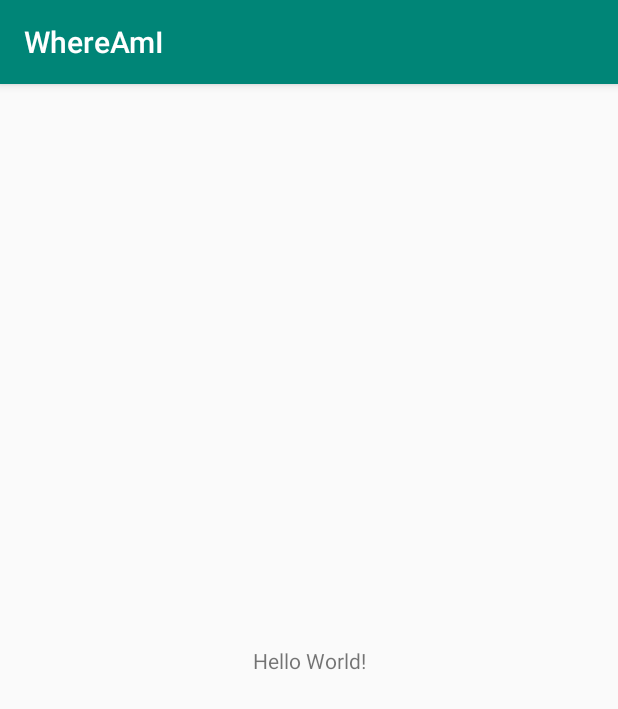
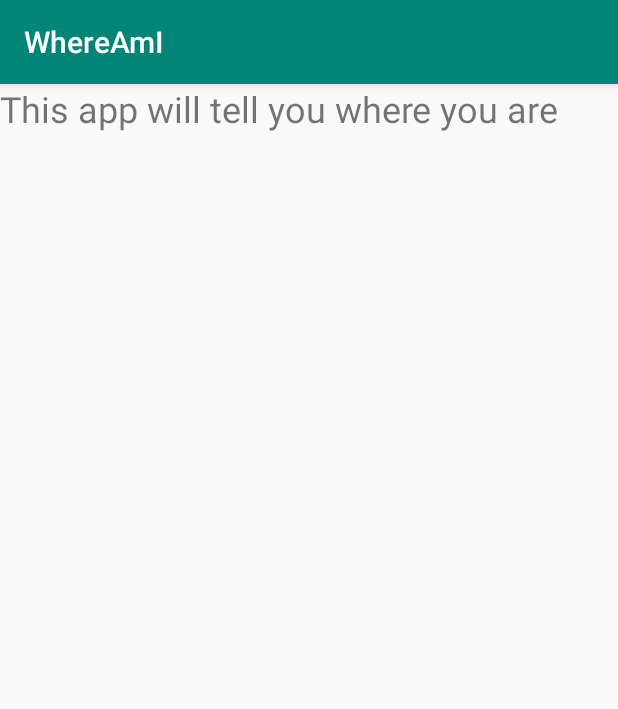
Before and after one commit to Jacob-TylerThomas/WhereAmI, an Android app: the screen it shows after launch (MainActivity), on a phone screen of 412 x 824 dp. Shown: the top 709 px of the screen. Run offline under Robolectric (Android 15) with nearby library versions, the phone set to English and light mode, and no system bars.

Commit message:
Updated main activity to contain a label

```diff
--- a/app/src/main/res/layout/activity_main.xml
+++ b/app/src/main/res/layout/activity_main.xml
@@ -9,10 +9,9 @@
     <TextView
         android:layout_width="wrap_content"
         android:layout_height="wrap_content"
-        android:text="Hello World!"
-        app:layout_constraintBottom_toBottomOf="parent"
-        app:layout_constraintLeft_toLeftOf="parent"
-        app:layout_constraintRight_toRightOf="parent"
+        android:text="@string/intro_label"
+        android:textSize="24sp"
+        app:layout_constraintStart_toStartOf="parent"
         app:layout_constraintTop_toTopOf="parent" />
 
 </android.support.constraint.ConstraintLayout>
--- a/app/src/main/res/values/strings.xml
+++ b/app/src/main/res/values/strings.xml
@@ -1,3 +1,4 @@
 <resources>
     <string name="app_name">WhereAmI</string>
+    <string name="intro_label">This app will tell you where you are</string>
 </resources>
```
